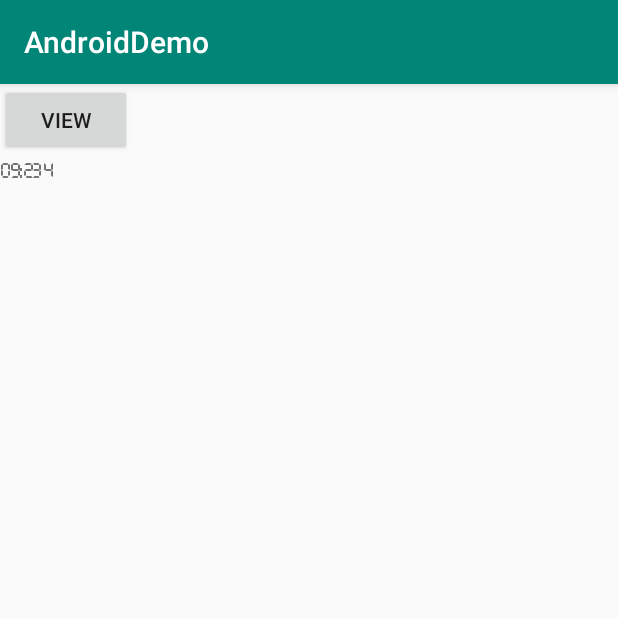
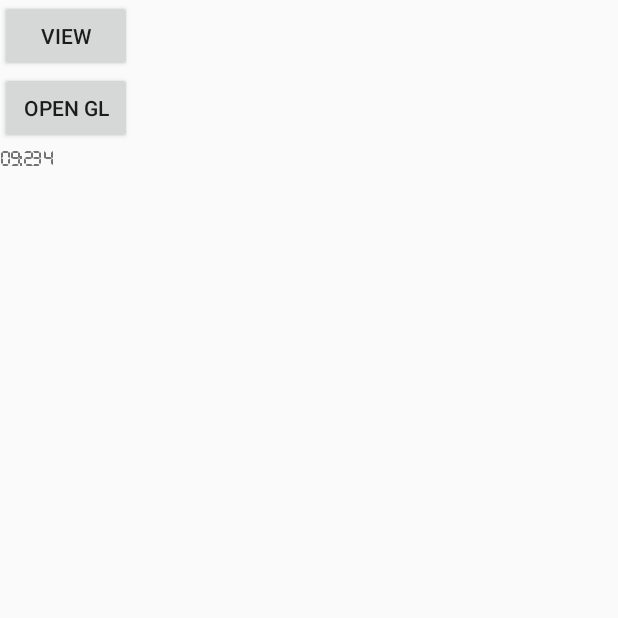
Before and after one commit to haoliweimiao/AndroidDemo, an Android app: the screen it shows after launch (MainActivity), on a phone screen of 412 x 824 dp, the top half of it. Run offline under Robolectric (Android 15) with nearby library versions, the phone set to English and light mode, and no system bars; our stand-ins replace data binding.

Commit message:
Version: 1.0.12 [+]OpenGLDemo 1

```diff
--- a/app/build.gradle
+++ b/app/build.gradle
@@ -8,7 +8,7 @@ android {
         minSdkVersion 19
         targetSdkVersion 28
         versionCode 1
-        versionName "1.0.12"
+        versionName "1.0.13"
         testInstrumentationRunner "android.support.test.runner.AndroidJUnitRunner"
     }
     buildTypes {
--- a/app/src/main/AndroidManifest.xml
+++ b/app/src/main/AndroidManifest.xml
@@ -20,6 +20,8 @@
         <activity android:name=".activity.ViewListActivity" />
         <activity android:name=".activity.LoadingViewsActivity" />
         <activity android:name=".activity.HorizontalDemoActivity" />
+        <activity android:name=".activity.opengl.OpenglDemoActivity" />
+        <activity android:name=".activity.opengl.OpenGLListActivity" />
     </application>
 
 </manifest>
--- a/app/src/main/java/com/hlw/demo/MainActivity.java
+++ b/app/src/main/java/com/hlw/demo/MainActivity.java
@@ -1,11 +1,10 @@
 package com.hlw.demo;
 
 
-import android.content.res.AssetManager;
-import android.graphics.Typeface;
 import android.view.View;
 
 import com.hlw.demo.activity.ViewListActivity;
+import com.hlw.demo.activity.opengl.OpenGLListActivity;
 import com.hlw.demo.base.BaseActivity;
 import com.hlw.demo.databinding.ActivityMainBinding;
 
@@ -34,6 +33,7 @@ public class MainActivity extends BaseActivity<ActivityMainBinding> {
     @Override
     protected void initListener() {
         mBinding.btnView.setOnClickListener(this);
+        mBinding.btnOpenGl.setOnClickListener(this);
     }
 
     @Override
@@ -42,6 +42,9 @@ public class MainActivity extends BaseActivity<ActivityMainBinding> {
             case R.id.btn_view:
                 ViewListActivity.start(this);
                 break;
+            case R.id.btn_open_gl:
+                OpenGLListActivity.start(this);
+                break;
             default:
                 break;
         }
--- a/app/src/main/java/com/hlw/demo/base/BaseActivity.java
+++ b/app/src/main/java/com/hlw/demo/base/BaseActivity.java
@@ -1,19 +1,11 @@
 package com.hlw.demo.base;
 
-import android.annotation.SuppressLint;
 import android.databinding.DataBindingUtil;
 import android.databinding.ViewDataBinding;
 import android.os.Bundle;
 import android.support.annotation.Nullable;
-import android.support.v4.app.Fragment;
-import android.support.v4.app.FragmentManager;
-import android.support.v4.app.FragmentTransaction;
 import android.support.v7.app.AppCompatActivity;
 import android.view.View;
-
-import com.hlw.demo.R;
-
-import java.util.List;
 
 public abstract class BaseActivity<ViewBinding extends ViewDataBinding>
         extends AppCompatActivity
@@ -25,11 +17,32 @@ public abstract class BaseActivity<ViewBinding extends ViewDataBinding>
     protected void onCreate(@Nullable Bundle savedInstanceState) {
         super.onCreate(savedInstanceState);
 
+        hiddenNav();
+
         mBinding = DataBindingUtil.setContentView(this, initLayout());
 
         initData();
         initView();
         initListener();
+    }
+
+    @Override
+    protected void onResume() {
+        super.onResume();
+        hiddenNav();
+    }
+
+    private void hiddenNav() {
+        if (getWindow() != null) {
+            View decorView = getWindow().getDecorView();
+            // Hide both the navigation bar and the status bar.
+            // SYSTEM_UI_FLAG_FULLSCREEN is only available on Android 4.1 and higher, but as
+            // a general rule, you should design your app to hide the status bar whenever you
+            // hide the navigation bar.
+            int uiOptions = View.SYSTEM_UI_FLAG_HIDE_NAVIGATION
+                    | View.SYSTEM_UI_FLAG_FULLSCREEN;
+            decorView.setSystemUiVisibility(uiOptions);
+        }
     }
 
     protected abstract int initLayout();
--- a/app/src/main/res/layout/activity_main.xml
+++ b/app/src/main/res/layout/activity_main.xml
@@ -14,6 +14,12 @@
             android:layout_height="wrap_content"
             android:text="view" />
 
+        <Button
+            android:id="@+id/btn_open_gl"
+            android:layout_width="wrap_content"
+            android:layout_height="wrap_content"
+            android:text="open gl" />
+
         <TextView
             android:id="@+id/tv_test"
             android:layout_width="wrap_content"
--- a/app/src/main/res/values/styles.xml
+++ b/app/src/main/res/values/styles.xml
@@ -6,6 +6,8 @@
         <item name="colorPrimary">@color/colorPrimary</item>
         <item name="colorPrimaryDark">@color/colorPrimaryDark</item>
         <item name="colorAccent">@color/colorAccent</item>
+        <!-- hidden title -->
+        <item name="windowNoTitle">true</item>
     </style>
 
 </resources>
```
Also changed, not shown: app/src/main/java/com/hlw/demo/activity/opengl/OpenGLListActivity.java (added, +46 -0 lines), app/src/main/java/com/hlw/demo/activity/opengl/OpenglDemoActivity.java (added, +73 -0 lines), app/src/main/java/com/hlw/demo/activity/opengl/renderer/FirstOpenGLProjectRenderer.java (added, +29 -0 lines), app/src/main/java/com/hlw/demo/util/CheckUtils.java (added, +26 -0 lines), app/src/main/res/layout/activity_opengl_demo.xml (added, +10 -0 lines), app/src/main/res/layout/activity_opengl_list.xml (added, +15 -0 lines).
